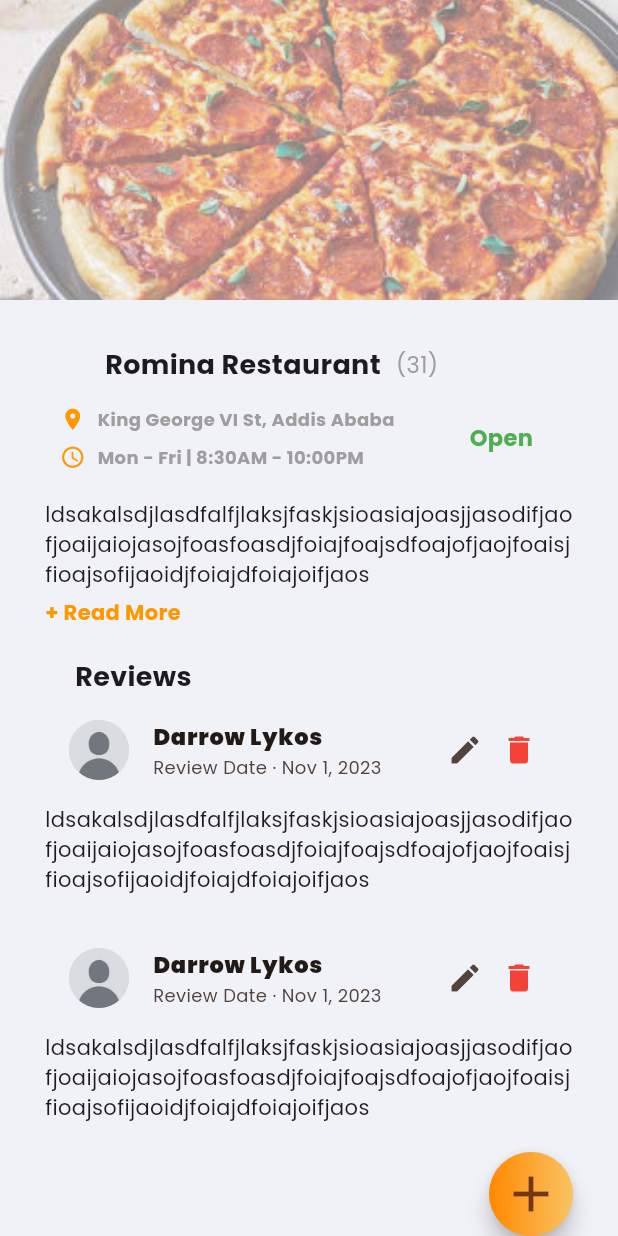
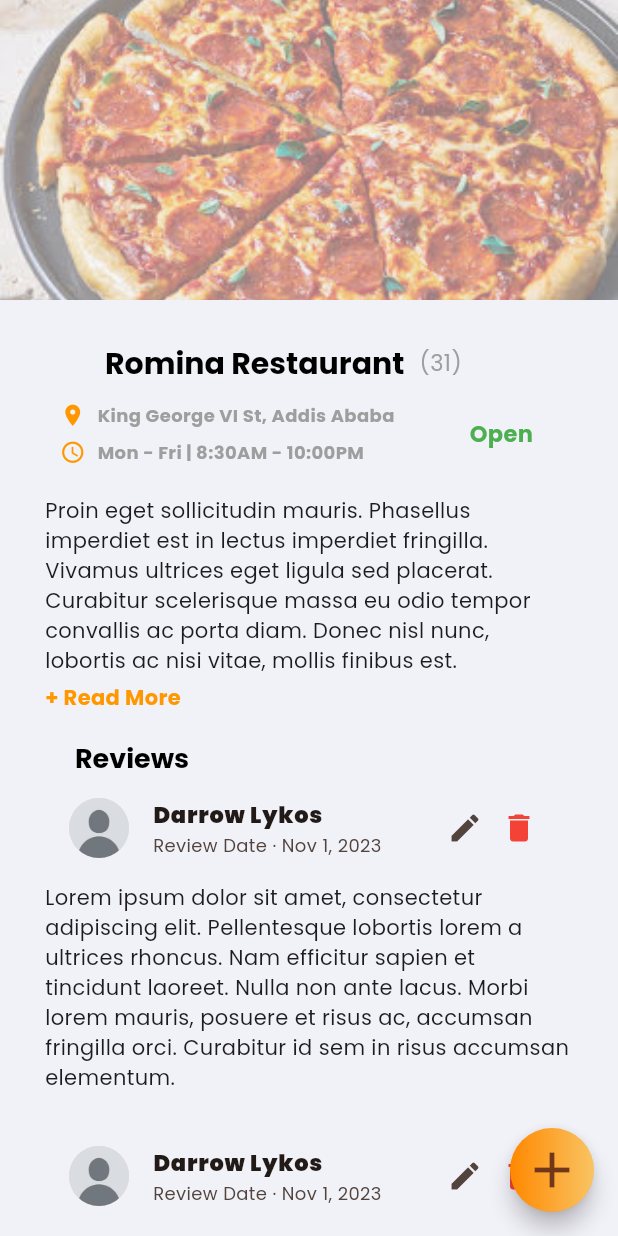
Before and after one commit to SimonDerejeW/flutter-2024-proj, a Flutter app: the screen it shows after launch, after a tap on "Romina", on a phone screen of 412 x 824 dp. Run offline on Flutter 3.47's test engine with Material 3 defaults, Android fonts, the phone set to English and light mode, and no system bars; our stand-ins replace google_fonts.

Commit message:
Edited the restaurant page

```diff
--- a/restaurant_review/lib/main.dart
+++ b/restaurant_review/lib/main.dart
@@ -7,6 +7,7 @@ import 'package:restaurant_review/presentation/screens/Restaurant_page.dart';
 import 'package:restaurant_review/presentation/screens/bottom_nav.dart';
 import 'package:restaurant_review/presentation/screens/home_page.dart';
 import 'package:restaurant_review/presentation/screens/login_in_page.dart';
+import 'package:restaurant_review/presentation/screens/search_page.dart';
 
 
 void main() {
@@ -24,7 +25,7 @@ class MyApp extends StatelessWidget {
       home: BottomNav(),
       routes: {
         '/firstpage' : (context) => ReviewHome(),
-        '/searchpage' : (context) => LogInPage(),
+        '/searchpage' : (context) => SearchPage(),
         '/profilepage' :(context) => ProfilePage(),
         "/restaurantpage" :(context) => RestaurantPage()
       },
--- a/restaurant_review/lib/presentation/screens/Restaurant_page.dart
+++ b/restaurant_review/lib/presentation/screens/Restaurant_page.dart
@@ -36,8 +36,10 @@ class RestaurantPage extends StatelessWidget {
                           ),
                           Text(
                             'Romina Restaurant',
-                            style: TextStyle(
-                                fontWeight: FontWeight.bold, fontSize: 18),
+                            style: Theme.of(context).textTheme.displayMedium!.copyWith(
+                color: Colors.black,
+                fontSize: 20
+              )
                           ),
                         ],
                       ),
@@ -93,7 +95,7 @@ class RestaurantPage extends StatelessWidget {
                   height: 20,
                 ),
                 Text(
-                    'ldsakalsdjlasdfalfjlaksjfaskjsioasiajoasjjasodifjaofjoaijaiojasojfoasfoasdjfoiajfoajsdfoajofjaojfoaisjfioajsofijaoidjfoiajdfoiajoifjaos'),
+                    'Proin eget sollicitudin mauris. Phasellus imperdiet est in lectus imperdiet fringilla. Vivamus ultrices eget ligula sed placerat. Curabitur scelerisque massa eu odio tempor convallis ac porta diam. Donec nisl nunc, lobortis ac nisi vitae, mollis finibus est.'),
                 Container(
                     margin: EdgeInsets.only(bottom: 20, top: 5),
                     child: Text(
@@ -107,23 +109,30 @@ class RestaurantPage extends StatelessWidget {
                   ),
                   Text(
                     'Reviews',
-                    style: TextStyle(fontWeight: FontWeight.bold, fontSize: 18),
+                    style: Theme.of(context).textTheme.displayMedium!.copyWith(
+                color: Colors.black,
+                fontSize: 18
+              ),
                   )
                 ]),
                 Comment(
                     user_info: UserTile(
                         name: 'Darrow Lykos', date: 'Nov 1, 2023', image: ''),
                     comment:
-                        'ldsakalsdjlasdfalfjlaksjfaskjsioasiajoasjjasodifjaofjoaijaiojasojfoasfoasdjfoiajfoajsdfoajofjaojfoaisjfioajsofijaoidjfoiajdfoiajoifjaos'),
+                        'Lorem ipsum dolor sit amet, consectetur adipiscing elit. Pellentesque lobortis lorem a ultrices rhoncus. Nam efficitur sapien et tincidunt laoreet. Nulla non ante lacus. Morbi lorem mauris, posuere et risus ac, accumsan fringilla orci. Curabitur id sem in risus accumsan elementum.'),
                 Comment(
                     user_info: UserTile(
                         name: 'Darrow Lykos', date: 'Nov 1, 2023', image: ''),
                     comment:
-                        'ldsakalsdjlasdfalfjlaksjfaskjsioasiajoasjjasodifjaofjoaijaiojasojfoasfoasdjfoiajfoajsdfoajofjaojfoaisjfioajsofijaoidjfoiajdfoiajoifjaos'),
-                Row(
-                  mainAxisAlignment: MainAxisAlignment.end,
-                  children: [
-                    FloatingActionButton(
+                        'Lorem ipsum dolor sit amet, consectetur adipiscing elit. Pellentesque lobortis lorem a ultrices rhoncus. Nam efficitur sapien et tincidunt laoreet. Nulla non ante lacus. Morbi lorem mauris, posuere et risus ac, accumsan fringilla orci. Curabitur id sem in risus accumsan elementum.'),
+
+              ],
+            ),
+          )
+        ])),
+      ),
+
+    floatingActionButton: FloatingActionButton(
                       shape: CircleBorder(),
                       child: Container(
                         width: 60,
@@ -140,14 +149,8 @@ class RestaurantPage extends StatelessWidget {
                             ])),
                       ),
                       onPressed: () {},
-                    )
-                  ],
-                )
-              ],
-            ),
-          )
-        ])),
-      ),
-    );
+                    ),
+    )
+    ;
   }
 }
--- a/restaurant_review/lib/presentation/screens/bottom_nav.dart
+++ b/restaurant_review/lib/presentation/screens/bottom_nav.dart
@@ -2,6 +2,7 @@ import 'package:flutter/material.dart';
 import 'package:restaurant_review/presentation/screens/Profile_page.dart';
 import 'package:restaurant_review/presentation/screens/home_page.dart';
 import 'package:restaurant_review/presentation/screens/login_in_page.dart';
+import 'package:restaurant_review/presentation/screens/search_page.dart';
 class BottomNav extends StatefulWidget {
   const BottomNav({super.key});
 
@@ -21,7 +22,7 @@ class _BottomNavState extends State<BottomNav> {
 
   List _pages = [
     ReviewHome(),
-    LogInPage(),
+    SearchPage(),
     ProfilePage()
   ];
 
--- a/restaurant_review/lib/presentation/screens/home_page.dart
+++ b/restaurant_review/lib/presentation/screens/home_page.dart
@@ -53,7 +53,7 @@ class RestaurantGrid extends StatelessWidget {
         crossAxisCount: 2, // Number of columns in the grid
         crossAxisSpacing: 3, // Spacing between columns
         mainAxisSpacing: 10,
-        childAspectRatio: 0.65,
+        childAspectRatio: 0.7,
 
       ),
 
--- a/restaurant_review/lib/presentation/widgets/restaurant.dart
+++ b/restaurant_review/lib/presentation/widgets/restaurant.dart
@@ -66,7 +66,7 @@ class Restaurant extends StatelessWidget {
               children: chipsList.map((labelText) {
                 return Padding(
                   padding: const EdgeInsets.only(
-                      right: 1.0), // Add spacing between chips
+                      right: 5.0), // Add spacing between chips
                   child: RestaurantChips(
                     labelText: labelText,
                   ),
```
Also changed, not shown: restaurant_review/lib/data/restaurant_data.dart (+8 -8 lines), restaurant_review/lib/presentation/screens/search_page.dart (added, +15 -0 lines).
